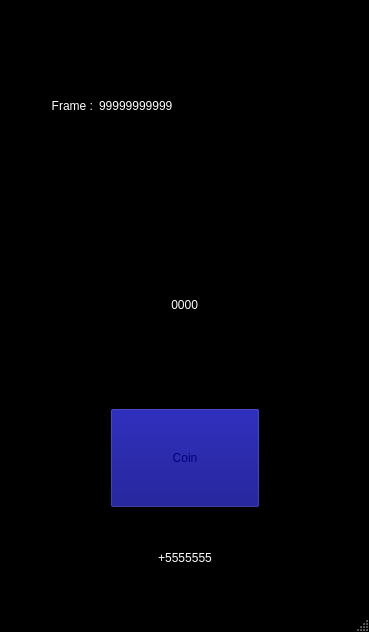
First picture: the form in Dev/Clients/QtClient/QtWindowClient/mainwindow.ui, repository Redoxee/AutoClicker, before the edit.
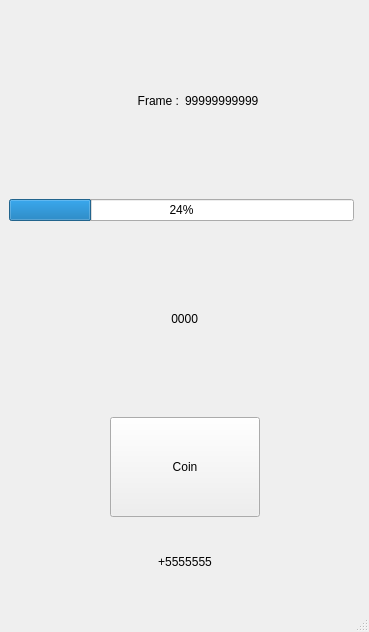
Second picture: the form after the edit.

Commit message: Removing the client dark colors.

The edit to the form file:
```diff
--- a/Dev/Clients/QtClient/QtWindowClient/mainwindow.ui
+++ b/Dev/Clients/QtClient/QtWindowClient/mainwindow.ui
@@ -10,529 +10,9 @@
     <height>632</height>
    </rect>
   </property>
-  <property name="palette">
-   <palette>
-    <active>
-     <colorrole role="WindowText">
-      <brush brushstyle="SolidPattern">
-       <color alpha="255">
-        <red>255</red>
-        <green>255</green>
-        <blue>255</blue>
-       </color>
-      </brush>
-     </colorrole>
-     <colorrole role="Button">
-      <brush brushstyle="SolidPattern">
-       <color alpha="255">
-        <red>0</red>
-        <green>0</green>
-        <blue>127</blue>
-       </color>
-      </brush>
-     </colorrole>
-     <colorrole role="Light">
-      <brush brushstyle="SolidPattern">
-       <color alpha="255">
-        <red>0</red>
-        <green>0</green>
-        <blue>0</blue>
-       </color>
-      </brush>
-     </colorrole>
-     <colorrole role="Midlight">
-      <brush brushstyle="SolidPattern">
-       <color alpha="255">
-        <red>0</red>
-        <green>0</green>
-        <blue>0</blue>
-       </color>
-      </brush>
-     </colorrole>
-     <colorrole role="Dark">
-      <brush brushstyle="SolidPattern">
-       <color alpha="255">
-        <red>0</red>
-        <green>0</green>
-        <blue>0</blue>
-       </color>
-      </brush>
-     </colorrole>
-     <colorrole role="Mid">
-      <brush brushstyle="SolidPattern">
-       <color alpha="255">
-        <red>0</red>
-        <green>0</green>
-        <blue>0</blue>
-       </color>
-      </brush>
-     </colorrole>
-     <colorrole role="Text">
-      <brush brushstyle="SolidPattern">
-       <color alpha="255">
-        <red>255</red>
-        <green>255</green>
-        <blue>255</blue>
-       </color>
-      </brush>
-     </colorrole>
-     <colorrole role="BrightText">
-      <brush brushstyle="SolidPattern">
-       <color alpha="255">
-        <red>255</red>
-        <green>255</green>
-        <blue>255</blue>
-       </color>
-      </brush>
-     </colorrole>
-     <colorrole role="ButtonText">
-      <brush brushstyle="SolidPattern">
-       <color alpha="255">
-        <red>0</red>
-        <green>0</green>
-        <blue>127</blue>
-       </color>
-      </brush>
-     </colorrole>
-     <colorrole role="Base">
-      <brush brushstyle="SolidPattern">
-       <color alpha="255">
-        <red>0</red>
-        <green>0</green>
-        <blue>0</blue>
-       </color>
-      </brush>
-     </colorrole>
-     <colorrole role="Window">
-      <brush brushstyle="SolidPattern">
-       <color alpha="255">
-        <red>0</red>
-        <green>0</green>
-        <blue>0</blue>
-       </color>
-      </brush>
-     </colorrole>
-     <colorrole role="Shadow">
-      <brush brushstyle="SolidPattern">
-       <color alpha="255">
-        <red>0</red>
-        <green>0</green>
-        <blue>0</blue>
-       </color>
-      </brush>
-     </colorrole>
-     <colorrole role="AlternateBase">
-      <brush brushstyle="SolidPattern">
-       <color alpha="255">
-        <red>0</red>
-        <green>0</green>
-        <blue>0</blue>
-       </color>
-      </brush>
-     </colorrole>
-     <colorrole role="ToolTipBase">
-      <brush brushstyle="SolidPattern">
-       <color alpha="255">
-        <red>255</red>
-        <green>255</green>
-        <blue>220</blue>
-       </color>
-      </brush>
-     </colorrole>
-     <colorrole role="ToolTipText">
-      <brush brushstyle="SolidPattern">
-       <color alpha="255">
-        <red>0</red>
-        <green>0</green>
-        <blue>0</blue>
-       </color>
-      </brush>
-     </colorrole>
-     <colorrole role="PlaceholderText">
-      <brush brushstyle="SolidPattern">
-       <color alpha="128">
-        <red>255</red>
-        <green>255</green>
-        <blue>255</blue>
-       </color>
-      </brush>
-     </colorrole>
-    </active>
-    <inactive>
-     <colorrole role="WindowText">
-      <brush brushstyle="SolidPattern">
-       <color alpha="255">
-        <red>255</red>
-        <green>255</green>
-        <blue>255</blue>
-       </color>
-      </brush>
-     </colorrole>
-     <colorrole role="Button">
-      <brush brushstyle="SolidPattern">
-       <color alpha="255">
-        <red>0</red>
-        <green>0</green>
-        <blue>127</blue>
-       </color>
-      </brush>
-     </colorrole>
-     <colorrole role="Light">
-      <brush brushstyle="SolidPattern">
-       <color alpha="255">
-        <red>0</red>
-        <green>0</green>
-        <blue>0</blue>
-       </color>
-      </brush>
-     </colorrole>
-     <colorrole role="Midlight">
-      <brush brushstyle="SolidPattern">
-       <color alpha="255">
-        <red>0</red>
-        <green>0</green>
-        <blue>0</blue>
-       </color>
-      </brush>
-     </colorrole>
-     <colorrole role="Dark">
-      <brush brushstyle="SolidPattern">
-       <color alpha="255">
-        <red>0</red>
-        <green>0</green>
-        <blue>0</blue>
-       </color>
-      </brush>
-     </colorrole>
-     <colorrole role="Mid">
-      <brush brushstyle="SolidPattern">
-       <color alpha="255">
-        <red>0</red>
-        <green>0</green>
-        <blue>0</blue>
-       </color>
-      </brush>
-     </colorrole>
-     <colorrole role="Text">
-      <brush brushstyle="SolidPattern">
-       <color alpha="255">
-        <red>255</red>
-        <green>255</green>
-        <blue>255</blue>
-       </color>
-      </brush>
-     </colorrole>
-     <colorrole role="BrightText">
-      <brush brushstyle="SolidPattern">
-       <color alpha="255">
-        <red>255</red>
-        <green>255</green>
-        <blue>255</blue>
-       </color>
-      </brush>
-     </colorrole>
-     <colorrole role="ButtonText">
-      <brush brushstyle="SolidPattern">
-       <color alpha="255">
-        <red>0</red>
-        <green>0</green>
-        <blue>127</blue>
-       </color>
-      </brush>
-     </colorrole>
-     <colorrole role="Base">
-      <brush brushstyle="SolidPattern">
-       <color alpha="255">
-        <red>0</red>
-        <green>0</green>
-        <blue>0</blue>
-       </color>
-      </brush>
-     </colorrole>
-     <colorrole role="Window">
-      <brush brushstyle="SolidPattern">
-       <color alpha="255">
-        <red>0</red>
-        <green>0</green>
-        <blue>0</blue>
-       </color>
-      </brush>
-     </colorrole>
-     <colorrole role="Shadow">
-      <brush brushstyle="SolidPattern">
-       <color alpha="255">
-        <red>0</red>
-        <green>0</green>
-        <blue>0</blue>
-       </color>
-      </brush>
-     </colorrole>
-     <colorrole role="AlternateBase">
-      <brush brushstyle="SolidPattern">
-       <color alpha="255">
-        <red>0</red>
-        <green>0</green>
-        <blue>0</blue>
-       </color>
-      </brush>
-     </colorrole>
-     <colorrole role="ToolTipBase">
-      <brush brushstyle="SolidPattern">
-       <color alpha="255">
-        <red>255</red>
-        <green>255</green>
-        <blue>220</blue>
-       </color>
-      </brush>
-     </colorrole>
-     <colorrole role="ToolTipText">
-      <brush brushstyle="SolidPattern">
-       <color alpha="255">
-        <red>0</red>
-        <green>0</green>
-        <blue>0</blue>
-       </color>
-      </brush>
-     </colorrole>
-     <colorrole role="PlaceholderText">
-      <brush brushstyle="SolidPattern">
-       <color alpha="128">
-        <red>255</red>
-        <green>255</green>
-        <blue>255</blue>
-       </color>
-      </brush>
-     </colorrole>
-    </inactive>
-    <disabled>
-     <colorrole role="WindowText">
-      <brush brushstyle="SolidPattern">
-       <color alpha="255">
-        <red>0</red>
-        <green>0</green>
-        <blue>0</blue>
-       </color>
-      </brush>
-     </colorrole>
-     <colorrole role="Button">
-      <brush brushstyle="SolidPattern">
-       <color alpha="255">
-        <red>0</red>
-        <green>0</green>
-        <blue>127</blue>
-       </color>
-      </brush>
-     </colorrole>
-     <colorrole role="Light">
-      <brush brushstyle="SolidPattern">
-       <color alpha="255">
-        <red>0</red>
-        <green>0</green>
-        <blue>0</blue>
-       </color>
-      </brush>
-     </colorrole>
-     <colorrole role="Midlight">
-      <brush brushstyle="SolidPattern">
-       <color alpha="255">
-        <red>0</red>
-        <green>0</green>
-        <blue>0</blue>
-       </color>
-      </brush>
-     </colorrole>
-     <colorrole role="Dark">
-      <brush brushstyle="SolidPattern">
-       <color alpha="255">
-        <red>0</red>
-        <green>0</green>
-        <blue>0</blue>
-       </color>
-      </brush>
-     </colorrole>
-     <colorrole role="Mid">
-      <brush brushstyle="SolidPattern">
-       <color alpha="255">
-        <red>0</red>
-        <green>0</green>
-        <blue>0</blue>
-       </color>
-      </brush>
-     </colorrole>
-     <colorrole role="Text">
-      <brush brushstyle="SolidPattern">
-       <color alpha="255">
-        <red>0</red>
-        <green>0</green>
-        <blue>0</blue>
-       </color>
-      </brush>
-     </colorrole>
-     <colorrole role="BrightText">
-      <brush brushstyle="SolidPattern">
-       <color alpha="255">
-        <red>255</red>
-        <green>255</green>
-        <blue>255</blue>
-       </color>
-      </brush>
-     </colorrole>
-     <colorrole role="ButtonText">
-      <brush brushstyle="SolidPattern">
-       <color alpha="255">
-        <red>0</red>
-        <green>0</green>
-        <blue>0</blue>
-       </color>
-      </brush>
-     </colorrole>
-     <colorrole role="Base">
-      <brush brushstyle="SolidPattern">
-       <color alpha="255">
-        <red>0</red>
-        <green>0</green>
-        <blue>0</blue>
-       </color>
-      </brush>
-     </colorrole>
-     <colorrole role="Window">
-      <brush brushstyle="SolidPattern">
-       <color alpha="255">
-        <red>0</red>
-        <green>0</green>
-        <blue>0</blue>
-       </color>
-      </brush>
-     </colorrole>
-     <colorrole role="Shadow">
-      <brush brushstyle="SolidPattern">
-       <color alpha="255">
-        <red>0</red>
-        <green>0</green>
-        <blue>0</blue>
-       </color>
-      </brush>
-     </colorrole>
-     <colorrole role="AlternateBase">
-      <brush brushstyle="SolidPattern">
-       <color alpha="255">
-        <red>0</red>
-        <green>0</green>
-        <blue>0</blue>
-       </color>
-      </brush>
-     </colorrole>
-     <colorrole role="ToolTipBase">
-      <brush brushstyle="SolidPattern">
-       <color alpha="255">
-        <red>255</red>
-        <green>255</green>
-        <blue>220</blue>
-       </color>
-      </brush>
-     </colorrole>
-     <colorrole role="ToolTipText">
-      <brush brushstyle="SolidPattern">
-       <color alpha="255">
-        <red>0</red>
-        <green>0</green>
-        <blue>0</blue>
-       </color>
-      </brush>
-     </colorrole>
-     <colorrole role="PlaceholderText">
-      <brush brushstyle="SolidPattern">
-       <color alpha="128">
-        <red>255</red>
-        <green>255</green>
-        <blue>255</blue>
-       </color>
-      </brush>
-     </colorrole>
-    </disabled>
-   </palette>
-  </property>
-  <property name="font">
-   <font>
-    <family>MS Shell Dlg 2</family>
-   </font>
-  </property>
-  <property name="windowTitle">
-   <string>MainWindow</string>
-  </property>
   <widget class="QWidget" name="centralwidget">
    <layout class="QGridLayout" name="gridLayout">
-    <item row="2" column="0" colspan="2">
-     <layout class="QHBoxLayout" name="ScoreLayout">
-      <item>
-       <spacer name="horizontalSpacer">
-        <property name="orientation">
-         <enum>Qt::Horizontal</enum>
-        </property>
-        <property name="sizeHint" stdset="0">
-         <size>
-          <width>40</width>
-          <height>20</height>
-         </size>
-        </property>
-       </spacer>
-      </item>
-      <item>
-       <widget class="QLabel" name="ScoreValue">
-        <property name="sizePolicy">
-         <sizepolicy hsizetype="Minimum" vsizetype="Preferred">
-          <horstretch>0</horstretch>
-          <verstretch>0</verstretch>
-         </sizepolicy>
-        </property>
-        <property name="text">
-         <string>0000</string>
-        </property>
-        <property name="scaledContents">
-         <bool>false</bool>
-        </property>
-        <property name="alignment">
-         <set>Qt::AlignRight|Qt::AlignTrailing|Qt::AlignVCenter</set>
-        </property>
-       </widget>
-      </item>
-      <item>
-       <spacer name="horizontalSpacer_2">
-        <property name="orientation">
-         <enum>Qt::Horizontal</enum>
-        </property>
-        <property name="sizeHint" stdset="0">
-         <size>
-          <width>40</width>
-          <height>20</height>
-         </size>
-        </property>
-       </spacer>
-      </item>
-     </layout>
-    </item>
-    <item row="0" column="0">
-     <layout class="QHBoxLayout" name="FrameLayout">
-      <item>
-       <widget class="QLabel" name="FrameLabel">
-        <property name="text">
-         <string>Frame :</string>
-        </property>
-        <property name="alignment">
-         <set>Qt::AlignRight|Qt::AlignTrailing|Qt::AlignVCenter</set>
-        </property>
-       </widget>
-      </item>
-      <item>
-       <widget class="QLabel" name="FrameValue">
-        <property name="text">
-         <string>99999999999</string>
-        </property>
-       </widget>
-      </item>
-     </layout>
-    </item>
-    <item row="7" column="0" colspan="2">
+    <item row="8" column="0" colspan="2">
      <layout class="QHBoxLayout" name="horizontalLayout">
       <item>
        <spacer name="horizontalSpacer_4">
@@ -659,6 +139,83 @@
     <item row="1" column="0" colspan="2">
      <layout class="QGridLayout" name="UpgradeButtonHolder"/>
     </item>
+    <item row="3" column="0" colspan="2">
+     <layout class="QHBoxLayout" name="ScoreLayout">
+      <item>
+       <spacer name="horizontalSpacer">
+        <property name="orientation">
+         <enum>Qt::Horizontal</enum>
+        </property>
+        <property name="sizeHint" stdset="0">
+         <size>
+          <width>40</width>
+          <height>20</height>
+         </size>
+        </property>
+       </spacer>
+      </item>
+      <item>
+       <widget class="QLabel" name="ScoreValue">
+        <property name="sizePolicy">
+         <sizepolicy hsizetype="Minimum" vsizetype="Preferred">
+          <horstretch>0</horstretch>
+          <verstretch>0</verstretch>
+         </sizepolicy>
+        </property>
+        <property name="text">
+         <string>0000</string>
+        </property>
+        <property name="scaledContents">
+         <bool>false</bool>
+        </property>
+        <property name="alignment">
+         <set>Qt::AlignRight|Qt::AlignTrailing|Qt::AlignVCenter</set>
+        </property>
+       </widget>
+      </item>
+      <item>
+       <spacer name="horizontalSpacer_2">
+        <property name="orientation">
+         <enum>Qt::Horizontal</enum>
+        </property>
+        <property name="sizeHint" stdset="0">
+         <size>
+          <width>40</width>
+          <height>20</height>
+         </size>
+        </property>
+       </spacer>
+      </item>
+     </layout>
+    </item>
+    <item row="0" column="0">
+     <layout class="QHBoxLayout" name="FrameLayout">
+      <item>
+       <widget class="QLabel" name="FrameLabel">
+        <property name="text">
+         <string>Frame :</string>
+        </property>
+        <property name="alignment">
+         <set>Qt::AlignRight|Qt::AlignTrailing|Qt::AlignVCenter</set>
+        </property>
+       </widget>
+      </item>
+      <item>
+       <widget class="QLabel" name="FrameValue">
+        <property name="text">
+         <string>99999999999</string>
+        </property>
+       </widget>
+      </item>
+     </layout>
+    </item>
+    <item row="1" column="0">
+     <widget class="QProgressBar" name="progressBar">
+      <property name="value">
+       <number>24</number>
+      </property>
+     </widget>
+    </item>
    </layout>
   </widget>
   <widget class="QMenuBar" name="menubar">
```
Left out of the diff: 4 changed lines with no effect on the pictures.
